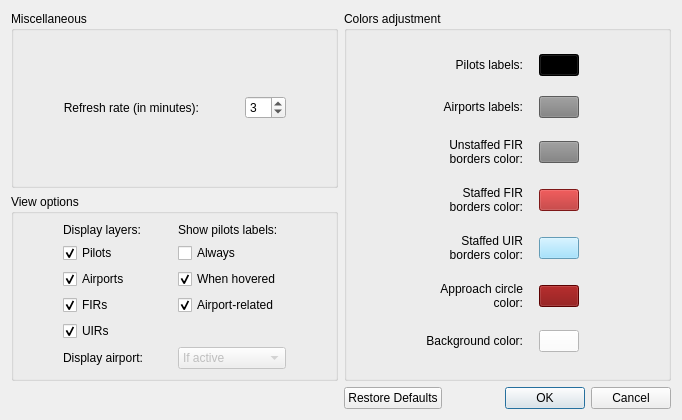
This is resources/SettingsWindow.ui in Vatsinator/vatsinator-legacy as Qt 5 draws it before an edit. The edited form follows.
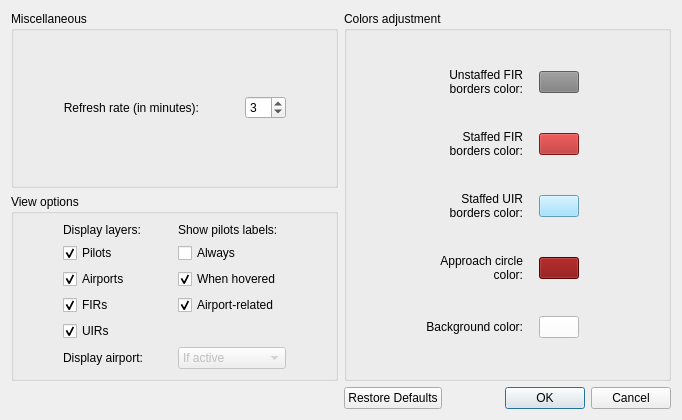
This is the edited form. Icons and pictures are not drawn. Custom widgets are drawn as their Qt base class.

Commit message: STRONG optimization for fonts - now, they are static, rendered once, on the background texture.

The edit to the form file:
```diff
--- a/resources/SettingsWindow.ui
+++ b/resources/SettingsWindow.ui
@@ -27,10 +27,52 @@
       <string>Colors adjustment</string>
      </property>
      <layout class="QGridLayout" name="gridLayout_4">
+      <item row="0" column="3">
+       <widget class="ColorButton" name="UnstaffedFirColorButton">
+        <property name="sizePolicy">
+         <sizepolicy hsizetype="Fixed" vsizetype="Fixed">
+          <horstretch>0</horstretch>
+          <verstretch>0</verstretch>
+         </sizepolicy>
+        </property>
+        <property name="styleSheet">
+         <string notr="true">background-color: rgb(127, 127, 127)</string>
+        </property>
+        <property name="text">
+         <string/>
+        </property>
+       </widget>
+      </item>
       <item row="3" column="1">
-       <widget class="QLabel" name="StaffedFirColorLabel">
+       <widget class="QLabel" name="ApproachCircleColorLabel">
         <property name="text">
-         <string>Staffed FIR&lt;br&gt;borders color:</string>
+         <string>Approach circle&lt;br&gt;color:</string>
+        </property>
+        <property name="alignment">
+         <set>Qt::AlignRight|Qt::AlignTrailing|Qt::AlignVCenter</set>
+        </property>
+       </widget>
+      </item>
+      <item row="2" column="3">
+       <widget class="ColorButton" name="StaffedUirColorButton">
+        <property name="sizePolicy">
+         <sizepolicy hsizetype="Fixed" vsizetype="Fixed">
+          <horstretch>0</horstretch>
+          <verstretch>0</verstretch>
+         </sizepolicy>
+        </property>
+        <property name="styleSheet">
+         <string notr="true">background-color: rgb(140, 219, 255)</string>
+        </property>
+        <property name="text">
+         <string/>
+        </property>
+       </widget>
+      </item>
+      <item row="4" column="1">
+       <widget class="QLabel" name="BackgroundColorLabel">
+        <property name="text">
+         <string>Background color:</string>
         </property>
         <property name="alignment">
          <set>Qt::AlignRight|Qt::AlignTrailing|Qt::AlignVCenter</set>
@@ -38,6 +80,32 @@
        </widget>
       </item>
       <item row="2" column="1">
+       <widget class="QLabel" name="StaffedUirColorLabel">
+        <property name="text">
+         <string>Staffed UIR&lt;br&gt;borders color:</string>
+        </property>
+        <property name="alignment">
+         <set>Qt::AlignRight|Qt::AlignTrailing|Qt::AlignVCenter</set>
+        </property>
+       </widget>
+      </item>
+      <item row="1" column="3">
+       <widget class="ColorButton" name="StaffedFirColorButton">
+        <property name="sizePolicy">
+         <sizepolicy hsizetype="Fixed" vsizetype="Fixed">
+          <horstretch>0</horstretch>
+          <verstretch>0</verstretch>
+         </sizepolicy>
+        </property>
+        <property name="styleSheet">
+         <string notr="true">background-color: rgb(176, 32, 32)</string>
+        </property>
+        <property name="text">
+         <string/>
+        </property>
+       </widget>
+      </item>
+      <item row="0" column="1">
        <widget class="QLabel" name="UnstaffedFirColorLabel">
         <property name="text">
          <string>Unstaffed FIR&lt;br&gt;borders color:</string>
@@ -48,129 +116,16 @@
        </widget>
       </item>
       <item row="1" column="1">
-       <widget class="QLabel" name="AirportsLabelsColorLabel">
+       <widget class="QLabel" name="StaffedFirColorLabel">
         <property name="text">
-         <string>Airports labels:</string>
+         <string>Staffed FIR&lt;br&gt;borders color:</string>
         </property>
         <property name="alignment">
          <set>Qt::AlignRight|Qt::AlignTrailing|Qt::AlignVCenter</set>
         </property>
        </widget>
       </item>
-      <item row="4" column="1">
-       <widget class="QLabel" name="StaffedUirColorLabel">
-        <property name="text">
-         <string>Staffed UIR&lt;br&gt;borders color:</string>
-        </property>
-        <property name="alignment">
-         <set>Qt::AlignRight|Qt::AlignTrailing|Qt::AlignVCenter</set>
-        </property>
-       </widget>
-      </item>
-      <item row="0" column="0">
-       <spacer name="horizontalSpacer_5">
-        <property name="orientation">
-         <enum>Qt::Horizontal</enum>
-        </property>
-        <property name="sizeType">
-         <enum>QSizePolicy::Fixed</enum>
-        </property>
-        <property name="sizeHint" stdset="0">
-         <size>
-          <width>40</width>
-          <height>20</height>
-         </size>
-        </property>
-       </spacer>
-      </item>
-      <item row="0" column="4">
-       <spacer name="horizontalSpacer_6">
-        <property name="orientation">
-         <enum>Qt::Horizontal</enum>
-        </property>
-        <property name="sizeType">
-         <enum>QSizePolicy::Fixed</enum>
-        </property>
-        <property name="sizeHint" stdset="0">
-         <size>
-          <width>80</width>
-          <height>20</height>
-         </size>
-        </property>
-       </spacer>
-      </item>
-      <item row="0" column="1">
-       <widget class="QLabel" name="PilotsLabelsColorLabel">
-        <property name="text">
-         <string>Pilots labels:</string>
-        </property>
-        <property name="alignment">
-         <set>Qt::AlignRight|Qt::AlignTrailing|Qt::AlignVCenter</set>
-        </property>
-       </widget>
-      </item>
-      <item row="6" column="1">
-       <widget class="QLabel" name="BackgroundColorLabel">
-        <property name="text">
-         <string>Background color:</string>
-        </property>
-        <property name="alignment">
-         <set>Qt::AlignRight|Qt::AlignTrailing|Qt::AlignVCenter</set>
-        </property>
-       </widget>
-      </item>
-      <item row="0" column="3">
-       <widget class="ColorButton" name="PilotLabelsColorButton">
-        <property name="sizePolicy">
-         <sizepolicy hsizetype="Fixed" vsizetype="Fixed">
-          <horstretch>0</horstretch>
-          <verstretch>0</verstretch>
-         </sizepolicy>
-        </property>
-        <property name="styleSheet">
-         <string notr="true">background-color: rgb(0, 0, 0)</string>
-        </property>
-        <property name="text">
-         <string/>
-        </property>
-        <property name="checkable">
-         <bool>false</bool>
-        </property>
-       </widget>
-      </item>
-      <item row="1" column="3">
-       <widget class="ColorButton" name="AirportLabelsColorButton">
-        <property name="sizePolicy">
-         <sizepolicy hsizetype="Fixed" vsizetype="Fixed">
-          <horstretch>0</horstretch>
-          <verstretch>0</verstretch>
-         </sizepolicy>
-        </property>
-        <property name="styleSheet">
-         <string notr="true">background-color: rgb(127, 127, 127)</string>
-        </property>
-        <property name="text">
-         <string/>
-        </property>
-       </widget>
-      </item>
-      <item row="2" column="3">
-       <widget class="ColorButton" name="UnstaffedFirColorButton">
-        <property name="sizePolicy">
-         <sizepolicy hsizetype="Fixed" vsizetype="Fixed">
-          <horstretch>0</horstretch>
-          <verstretch>0</verstretch>
-         </sizepolicy>
-        </property>
-        <property name="styleSheet">
-         <string notr="true">background-color: rgb(127, 127, 127)</string>
-        </property>
-        <property name="text">
-         <string/>
-        </property>
-       </widget>
-      </item>
-      <item row="5" column="3">
+      <item row="3" column="3">
        <widget class="ColorButton" name="ApproachCircleColorButton">
         <property name="sizePolicy">
          <sizepolicy hsizetype="Fixed" vsizetype="Fixed">
@@ -187,38 +142,6 @@
        </widget>
       </item>
       <item row="4" column="3">
-       <widget class="ColorButton" name="StaffedUirColorButton">
-        <property name="sizePolicy">
-         <sizepolicy hsizetype="Fixed" vsizetype="Fixed">
-          <horstretch>0</horstretch>
-          <verstretch>0</verstretch>
-         </sizepolicy>
-        </property>
-        <property name="styleSheet">
-         <string notr="true">background-color: rgb(140, 219, 255)</string>
-        </property>
-        <property name="text">
-         <string/>
-        </property>
-       </widget>
-      </item>
-      <item row="3" column="3">
-       <widget class="ColorButton" name="StaffedFirColorButton">
-        <property name="sizePolicy">
-         <sizepolicy hsizetype="Fixed" vsizetype="Fixed">
-          <horstretch>0</horstretch>
-          <verstretch>0</verstretch>
-         </sizepolicy>
-        </property>
-        <property name="styleSheet">
-         <string notr="true">background-color: rgb(176, 32, 32)</string>
-        </property>
-        <property name="text">
-         <string/>
-        </property>
-       </widget>
-      </item>
-      <item row="6" column="3">
        <widget class="ColorButton" name="BackgroundColorButton">
         <property name="sizePolicy">
          <sizepolicy hsizetype="Fixed" vsizetype="Fixed">
@@ -234,15 +157,21 @@
         </property>
        </widget>
       </item>
-      <item row="5" column="1">
-       <widget class="QLabel" name="ApproachCircleColorLabel">
-        <property name="text">
-         <string>Approach circle&lt;br&gt;color:</string>
+      <item row="0" column="4">
+       <spacer name="horizontalSpacer_6">
+        <property name="orientation">
+         <enum>Qt::Horizontal</enum>
         </property>
-        <property name="alignment">
-         <set>Qt::AlignRight|Qt::AlignTrailing|Qt::AlignVCenter</set>
+        <property name="sizeType">
+         <enum>QSizePolicy::Fixed</enum>
         </property>
-       </widget>
+        <property name="sizeHint" stdset="0">
+         <size>
+          <width>80</width>
+          <height>20</height>
+         </size>
+        </property>
+       </spacer>
       </item>
       <item row="0" column="2">
        <spacer name="horizontalSpacer_8">
```
Left out of the diff: 18 changed lines with no effect on the pictures. The commit also changes 14 other files.
